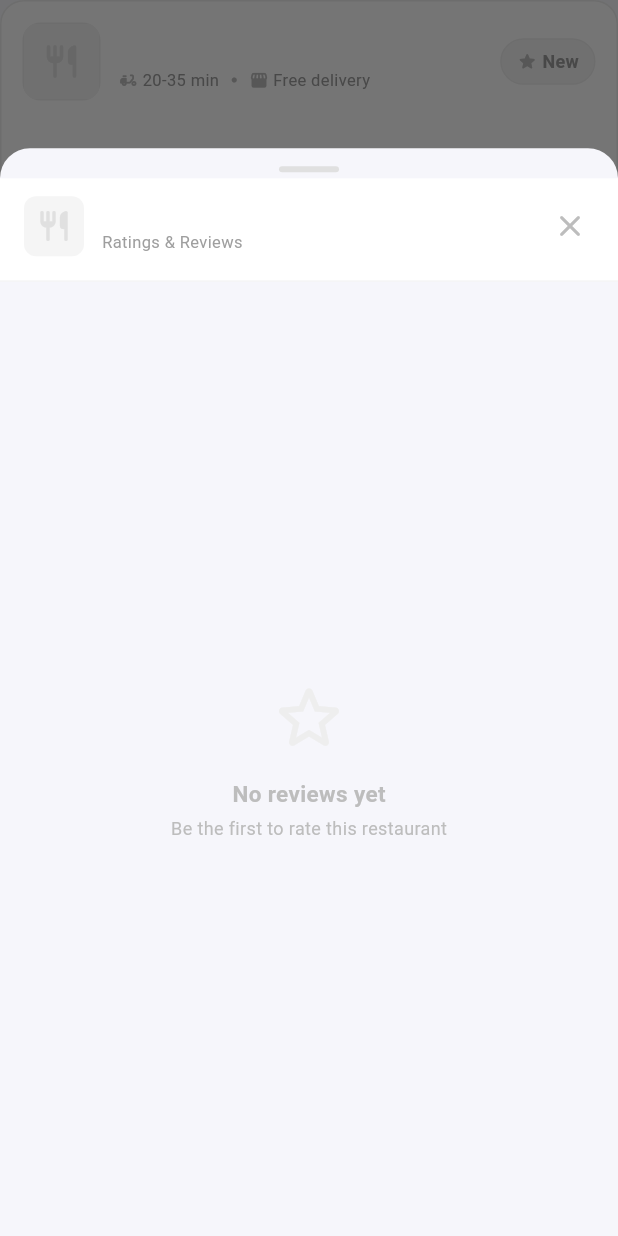
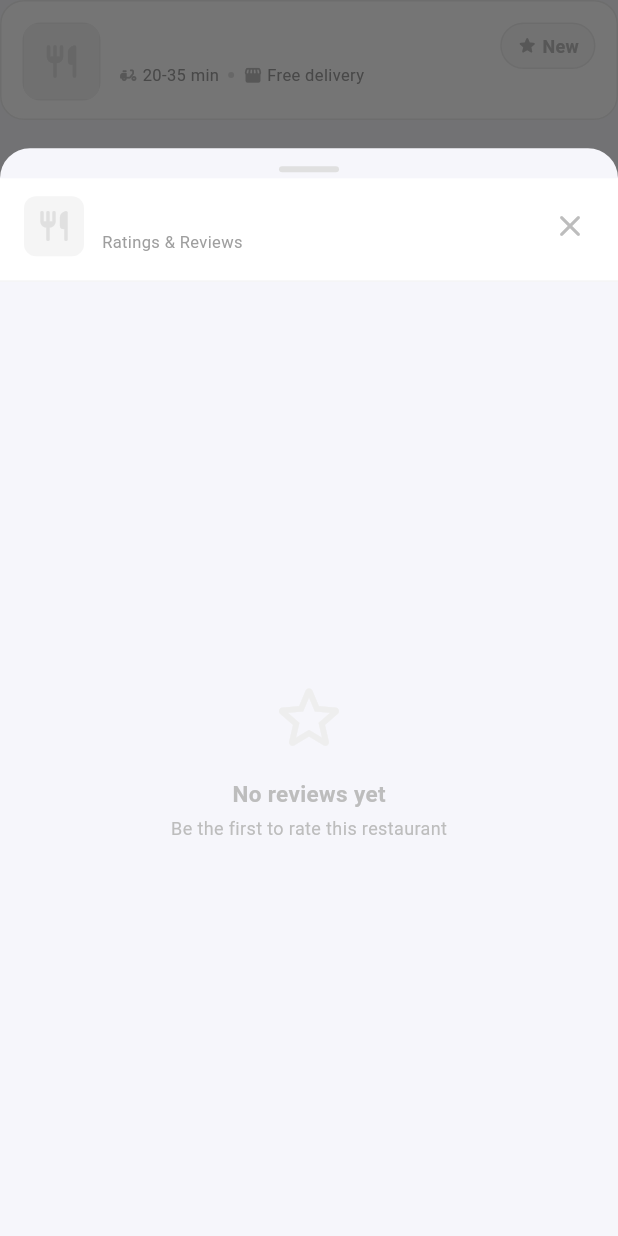
Before and after one commit to owoMarciN/Freequick-Suite, a Flutter app: the RestaurantCard widget shown alone on an empty page, opened directly with empty values, after a tap on "New", on a phone screen of 412 x 824 dp. Run offline on Flutter 3.47's test engine with Material 3 defaults, Android fonts, the phone set to English and light mode, and no system bars; our stand-ins replace cloud_firestore, cloud_functions, file_picker, firebase_auth, firebase_core, firebase_messaging and 12 more; missing offline and left inert: algoliasearch, country_flags, dynamic_path_url_strategy, fancy_password_field, firebase_app_check, flutter_iban_tools and 4 more; accounts and stored records are empty; generated files the repository leaves out were written again; statements that could not run were skipped.

```diff
--- a/customer_app/lib/widgets/cards/restaurant_card.dart
+++ b/customer_app/lib/widgets/cards/restaurant_card.dart
@@ -28,27 +28,32 @@
       builder: (context, restSnap) {
         if (!restSnap.hasData) return const SizedBox.shrink();
 
-        // Use the model to handle data mapping
-        final Restaurants restaurant = Restaurants.fromJson(
-          restSnap.data!.data() as Map<String, dynamic>
-        );
+        final data = restSnap.data!.data() as Map<String, dynamic>?;
+        if (data == null) return const SizedBox.shrink();
+
+        final Restaurants restaurant = Restaurants.fromJson(data);
 
         return Container(
+          margin: const EdgeInsets.only(bottom: 16),
           decoration: BoxDecoration(
             color: Colors.white,
             borderRadius: BorderRadius.circular(16),
             border: Border.all(color: const Color(0xFFEEEEEE)),
           ),
           clipBehavior: Clip.antiAlias,
+          child: SingleChildScrollView(
+            // The safety valve: allows the card to grow internally if parents are tight
+            physics: const NeverScrollableScrollPhysics(),
             child: Column(
               crossAxisAlignment: CrossAxisAlignment.start,
               children: [
                 _RestaurantHeader(
                   model: restaurant,
-                totalRatings: (restSnap.data!.data() as Map<String, dynamic>)['totalRatings'] ?? 0,
+                  totalRatings: data['totalRatings'] ?? 0,
                 ),
                 _ItemsScroller(restaurantID: restaurantID),
               ],
+            ),
           ),
         );
       },
@@ -77,6 +82,7 @@
       child: Padding(
         padding: const EdgeInsets.fromLTRB(14, 14, 14, 12),
         child: Row(
+          crossAxisAlignment: CrossAxisAlignment.start,
           children: [
             Container(
               width: 52,
@@ -96,6 +102,7 @@
             const SizedBox(width: 12),
             Expanded(
               child: Column(
+                mainAxisSize: MainAxisSize.min,
                 crossAxisAlignment: CrossAxisAlignment.start,
                 children: [
                   Text(
@@ -108,27 +115,28 @@
                     maxLines: 1,
                     overflow: TextOverflow.ellipsis,
                   ),
-                  const SizedBox(height: 2),
-                  Row(
+                  const SizedBox(height: 4),
+                  Wrap(
+                    crossAxisAlignment: WrapCrossAlignment.center,
+                    spacing: 6,
+                    runSpacing: 4,
                     children: [
-                      Icon(Icons.delivery_dining_rounded,
-                          size: 13, color: Colors.grey.shade400),
-                      const SizedBox(width: 3),
-                      Text(
-                        context.l10nCustomer.deliveryTime("20", "35"),
-                        style: TextStyle(
-                            fontSize: 11, color: Colors.grey.shade500),
+                      _buildInfoTag(
+                        icon: Icons.delivery_dining_rounded,
+                        label: context.l10nCustomer.deliveryTime("20", "35"),
                       ),
-                      const SizedBox(width: 8),
-                      Icon(Icons.circle, size: 4, color: Colors.grey.shade400),
-                      const SizedBox(width: 8),
-                      Icon(Icons.storefront_rounded,
-                          size: 13, color: Colors.grey.shade400),
-                      const SizedBox(width: 3),
-                      Text(
-                        context.l10nCustomer.freeDelivery,
-                        style: TextStyle(
-                            fontSize: 11, color: Colors.grey.shade500),
+                      // We use a container for the dot so it's easier to manage in wraps
+                      Container(
+                        width: 4,
+                        height: 4,
+                        decoration: BoxDecoration(
+                          color: Colors.grey.shade300,
+                          shape: BoxShape.circle,
+                        ),
+                      ),
+                      _buildInfoTag(
+                        icon: Icons.storefront_rounded,
+                        label: context.l10nCustomer.freeDelivery,
                       ),
                     ],
                   ),
@@ -136,68 +144,28 @@
               ),
             ),
             const SizedBox(width: 8),
-            GestureDetector(
+            _RatingBadge(
+              avgRating: model.avgRating ?? 0,
+              totalRatings: totalRatings,
               onTap: () => _openRatingSheet(context),
-              child: Container(
-                padding:
-                    const EdgeInsets.symmetric(horizontal: 10, vertical: 6),
-                decoration: BoxDecoration(
-                  color: (model.avgRating ?? 0) >= 4
-                      ? const Color(0xFF00C48C).withValues(alpha: 0.1)
-                      : (model.avgRating ?? 0) >= 3
-                          ? Colors.amber.withValues(alpha: 0.1)
-                          : Colors.grey.shade100,
-                  borderRadius: BorderRadius.circular(20),
-                  border: Border.all(
-                    color: (model.avgRating ?? 0) >= 4
-                        ? const Color(0xFF00C48C).withValues(alpha: 0.3)
-                        : (model.avgRating ?? 0) >= 3
-                            ? Colors.amber.withValues(alpha: 0.3)
-                            : Colors.grey.shade200,
-                  ),
-                ),
-                child: Row(
-                  mainAxisSize: MainAxisSize.min,
-                  children: [
-                    Icon(
-                      Icons.star_rounded,
-                      size: 14,
-                      color: (model.avgRating ?? 0) >= 4
-                          ? const Color(0xFF00C48C)
-                          : (model.avgRating ?? 0) >= 3
-                              ? Colors.amber.shade700
-                              : Colors.grey.shade400,
-                    ),
-                    const SizedBox(width: 3),
-                    Text(
-                      totalRatings == 0
-                          ? context.l10nCustomer.newStatus
-                          : model.avgRating!.toStringAsFixed(1),
-                      style: TextStyle(
-                        fontSize: 12,
-                        fontWeight: FontWeight.w700,
-                        color: (model.avgRating ?? 0) >= 4
-                            ? const Color(0xFF00C48C)
-                            : (model.avgRating ?? 0) >= 3
-                                ? Colors.amber.shade700
-                                : Colors.grey.shade500,
-                      ),
-                    ),
-                    if (totalRatings > 0) ...[
-                      const SizedBox(width: 3),
-                      Text(
-                        '($totalRatings)',
-                        style: TextStyle(
-                            fontSize: 10, color: Colors.grey.shade400),
-                      ),
-                    ],
-                  ],
-                ),
-              ),
             ),
           ],
         ),
       ),
+    );
+  }
+
+  Widget _buildInfoTag({required IconData icon, required String label}) {
+    return Row(
+      mainAxisSize: MainAxisSize.min,
+      children: [
+        Icon(icon, size: 13, color: Colors.grey.shade400),
+        const SizedBox(width: 3),
+        Text(
+          label,
+          style: TextStyle(fontSize: 11, color: Colors.grey.shade500),
+        ),
+      ],
     );
   }
 
@@ -219,6 +187,63 @@
         child: Icon(Icons.restaurant_rounded,
             size: 26, color: Colors.grey.shade300),
       );
+}
+
+class _RatingBadge extends StatelessWidget {
+  final double avgRating;
+  final int totalRatings;
+  final VoidCallback onTap;
+
+  const _RatingBadge({
+    required this.avgRating,
+    required this.totalRatings,
+    required this.onTap,
+  });
+
+  @override
+  Widget build(BuildContext context) {
+    final Color color = avgRating >= 4
+        ? const Color(0xFF00C48C)
+        : avgRating >= 3
+            ? Colors.amber.shade700
+            : Colors.grey.shade400;
+
+    return GestureDetector(
+      onTap: onTap,
+      child: Container(
+        padding: const EdgeInsets.symmetric(horizontal: 10, vertical: 6),
+        decoration: BoxDecoration(
+          color: color.withValues(alpha: 0.1),
+          borderRadius: BorderRadius.circular(20),
+          border: Border.all(color: color.withValues(alpha: 0.2)),
+        ),
+        child: Row(
+          mainAxisSize: MainAxisSize.min,
+          children: [
+            Icon(Icons.star_rounded, size: 14, color: color),
+            const SizedBox(width: 3),
+            Text(
+              totalRatings == 0
+                  ? context.l10nCustomer.newStatus
+                  : avgRating.toStringAsFixed(1),
+              style: TextStyle(
+                fontSize: 12,
+                fontWeight: FontWeight.w700,
+                color: color,
+              ),
+            ),
+            if (totalRatings > 0) ...[
+              const SizedBox(width: 3),
+              Text(
+                '($totalRatings)',
+                style: TextStyle(fontSize: 10, color: Colors.grey.shade400),
+              ),
+            ],
+          ],
+        ),
+      ),
+    );
+  }
 }
 
 class _ItemsScroller extends StatelessWidget {
@@ -258,6 +283,7 @@
 
             return Column(
               crossAxisAlignment: CrossAxisAlignment.start,
+              mainAxisSize: MainAxisSize.min,
               children: [
                 Divider(height: 1, color: Colors.grey.shade100),
                 SizedBox(
--- a/customer_app/pubspec.yaml
+++ b/customer_app/pubspec.yaml
@@ -23,6 +23,7 @@
   firebase_auth: ^6.1.4
   cloud_firestore: ^6.1.2
   firebase_storage: ^13.0.6
+  rxdart: ^0.28.0
 
   carousel_slider: ^5.0.0
   image_picker: ^1.2.1
```
Also changed, not shown: customer_app/lib/methods/favorites_methods.dart (+6 -5 lines), customer_app/lib/screens/auth/login.dart (+52 -74 lines), customer_app/pubspec.lock. Lines whose indentation alone changed are shown as unchanged.
